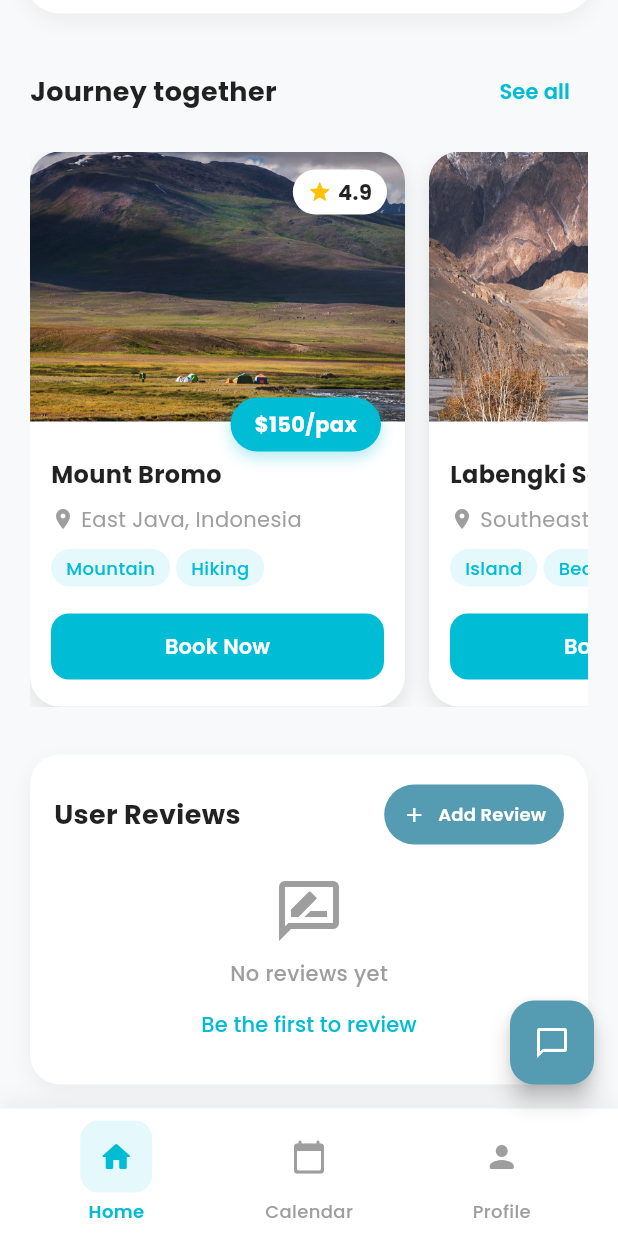
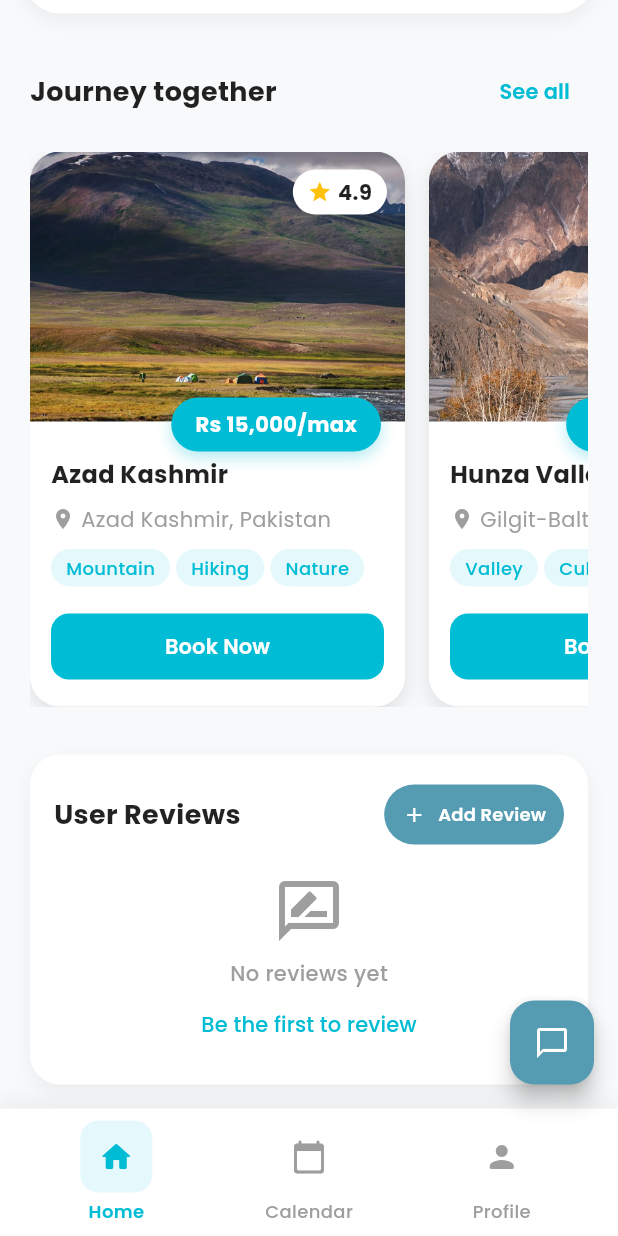
Before and after one commit to Mahad-Ghauri/Tour_guide-main, a Flutter app: the HomeScreen screen opened directly, scrolled down 1110 dp, on a phone screen of 412 x 824 dp. Run offline on Flutter 3.47's test engine with Material 3 defaults, Android fonts, the phone set to English and light mode, and no system bars; our stand-ins replace confetti, flutter_rating_bar, flutter_staggered_animations, flutter_tts, geolocator, google_fonts and 7 more; missing offline and left inert: flutter_google_places_sdk; accounts and stored records are empty; statements that could not run were skipped.

Commit message:
refactor: Update journey cards with new locations and pricing details

```diff
--- a/lib/Screens/home_screen.dart
+++ b/lib/Screens/home_screen.dart
@@ -47,44 +47,44 @@ class _HomeScreenState extends State<HomeScreen> with TickerProviderStateMixin {
 
   final List<Map<String, dynamic>> journeyCards = [
     {
-      'name': 'Mount Bromo',
+      'name': 'Azad Kashmir',
       'rating': '4.9',
-      'price': '\$150/pax',
+      'price': 'Rs 15,000/max',
       'image': 'assets/images/image1.jpg',
-      'location': 'East Java, Indonesia',
-      'tags': ['Mountain', 'Hiking'],
+      'location': 'Azad Kashmir, Pakistan',
+      'tags': ['Mountain', 'Hiking', 'Nature'],
     },
     {
-      'name': 'Labengki Sombori',
+       'name': 'Hunza Valley',
        'rating': '4.8',
-      'price': '\$250/pax',
+       'price': 'Rs 20,000/max',
        'image': 'assets/images/image2.jpg',
-      'location': 'Southeast Sulawesi, Indonesia',
-      'tags': ['Island', 'Beach'],
+       'location': 'Gilgit-Baltistan, Pakistan',
+       'tags': ['Valley', 'Culture', 'Nature'],
     },
     {
-      'name': 'Raja Ampat',
+    'name': 'Skardu',
     'rating': '4.9',
-      'price': '\$300/pax',
+    'price': 'Rs 18,000/max',
     'image': 'assets/images/image3.jpg',
-      'location': 'West Papua, Indonesia',
-      'tags': ['Diving', 'Marine Life'],
+    'location': 'Gilgit-Baltistan, Pakistan',
+    'tags': ['Mountain', 'Adventure', 'Lakes'],
     },
     {
-      'name': 'Bali',
+      'name': 'Swat Valley',
     'rating': '4.7',
-      'price': '\$200/pax',
+    'price': 'Rs 12,000/max',
     'image': 'assets/images/image4.jpg',
-      'location': 'Bali, Indonesia',
-      'tags': ['Beach', 'Culture', 'Surfing'],
+    'location': 'Khyber Pakhtunkhwa, Pakistan',
+     'tags': ['Valley', 'Culture', 'History'],
     },
     {
-      'name': 'Yogyakarta',
+      'name': 'Lahore Fort',
       'rating': '4.8',
-      'price': '\$180/pax',
+      'price': 'Rs 5,000/max',
       'image': 'assets/images/image5.jpg',
-      'location': 'Central Java, Indonesia',
-      'tags': ['Temple', 'Culture', 'History'],
+         'location': 'Lahore, Pakistan',
+    'tags': ['History', 'Culture', 'Architecture'],
     },
   ];
 
--- a/lib/Services/supabase_service.dart
+++ b/lib/Services/supabase_service.dart
@@ -1,54 +1,13 @@
-// // lib/services/supabase_service.dart
-// // ignore_for_file: unnecessary_null_comparison
+import 'package:supabase_flutter/supabase_flutter.dart' as supabase;
+import 'package:google_maps_flutter/google_maps_flutter.dart';
 
-// import 'package:supabase_flutter/supabase_flutter.dart';
-
-// class SupabaseService {
-//   static final SupabaseService _instance = SupabaseService._internal();
-
-//   factory SupabaseService() {
-//     return _instance;
-//   }
-
-//   SupabaseService._internal();
-
-//   // Ensure the Supabase client is initialized and accessible
-//   Future<void> initializeSupabase() async {
-//     try {
-//       if (Supabase.instance.client == null) {
-//         // Initialize Supabase only if it's not initialized already
-//         await Supabase.initialize(
-//           url:
-//               'https://wkwhjswjekqlugndxegl.supabase.co', // Replace with your URL
-//           anonKey:
-//               'eyJhbGciOiJIUzI1NiIsInR5cCI6IkpXVCJ9.eyJpc3MiOiJzdXBhYmFzZSIsInJlZiI6Indrd2hqc3dqZWtxbHVnbmR4ZWdsIiwicm9sZSI6ImFub24iLCJpYXQiOjE3NDI0Nzg3MTQsImV4cCI6MjA1ODA1NDcxNH0.VNb3DAheO5YBx0rtSrk0S9vh13MI3TQlN0VnICQRAJk', // Replace with your anonKey
-//         );
-//       }
-//     } catch (e) {
-//       print('Error initializing Supabase: $e');
-//       throw Exception('Failed to initialize Supabase');
-//     }
-//   }
-
-//   // Get the Supabase client
-//   SupabaseClient get supabase {
-//     if (Supabase.instance.client == null) {
-//       throw Exception('Supabase client is not initialized');
-//     }
-//     return Supabase.instance.client;
-//   }
-// }
-
-import 'package:supabase_flutter/supabase_flutter.dart';
-import 'package:google_maps_flutter/google_maps_flutter.dart';
-import '../models/place_details.dart';
 
 class SupabaseService {
   /// Store user's current location in the 'locations' table
   static Future<void> storeLocation(String text, LatLng latLng) async {
-    final userId = Supabase.instance.client.auth.currentUser?.id;
+    final userId = supabase.Supabase.instance.client.auth.currentUser?.id;
     if (userId != null) {
-      await Supabase.instance.client.from('locations').insert({
+      await supabase.Supabase.instance.client.from('locations').insert({
         'user_id': userId,
         'location_text': text,
         'lat': latLng.latitude,
@@ -56,20 +15,4 @@ class SupabaseService {
       });
     }
   }
-
-  /// Fetch place details from the 'places' table by QR code ID
-  static Future<PlaceDetails?> fetchPlaceById(String id) async {
-    try {
-      final response = await Supabase.instance.client
-          .from('places')
-          .select()
-          .eq('id', id)
-          .single();
-
-      return PlaceDetails.fromMap(response);
-    } catch (e) {
-      print('Error fetching place: $e');
-      return null;
-    }
-  }
 }
```
Also changed, not shown: assets/images/Guide2.jpg. Lines whose indentation alone changed are shown as unchanged.
